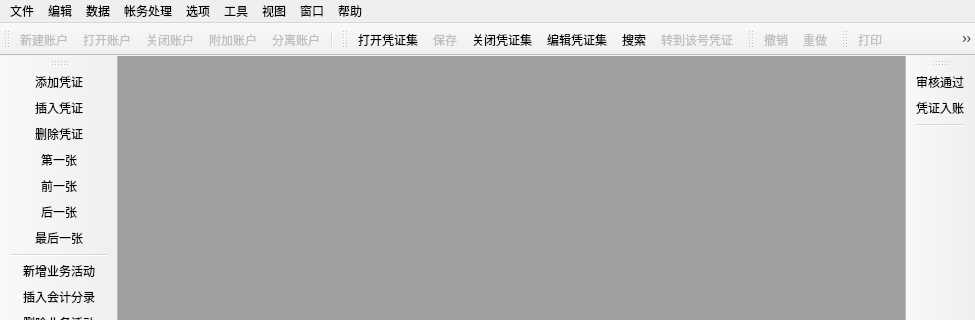
The window that forms/mainwindow.ui (wangkungit5905/PzAssistant) describes before a commit, drawn with Qt 5; both pictures show x 0 to 975 and y 0 to 320 of the 975 by 600 pixel window.
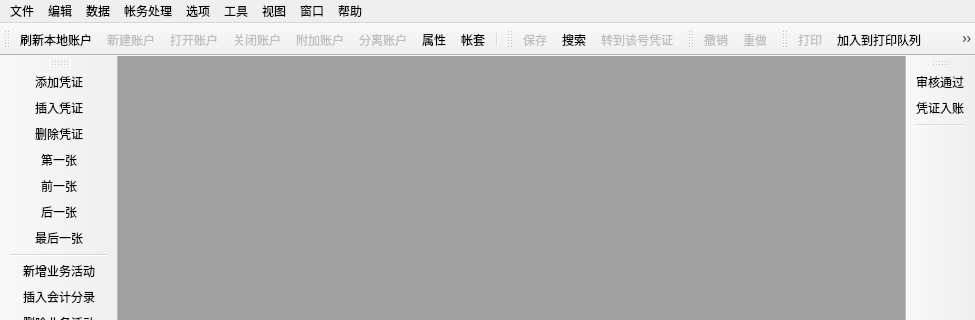
The same window after the commit. Icons and pictures are not drawn. Custom widgets are drawn as their Qt base class.

Commit message:
基本完善了账户配置对话框的各个标签页的配置功能
1、账户基本信息配置、账套配置、科目配置、开户行配置等
2、将账户的开账所需的期初数据配置加入到账户信息配置的新标签页，替换原有的基础数据配置类（由ApcData类负责）
3、提供新的余额显示功能（也由ApcData类提供），将余额显示子窗口作为账套类子窗口。

The edit to the form file:
```diff
--- a/forms/mainwindow.ui
+++ b/forms/mainwindow.ui
@@ -241,11 +241,14 @@
    <attribute name="toolBarBreak">
     <bool>false</bool>
    </attribute>
+   <addaction name="actRefreshActInfo"/>
    <addaction name="actCrtAccount"/>
    <addaction name="actOpenAccount"/>
    <addaction name="actCloseAccount"/>
    <addaction name="actImpActFromFile"/>
    <addaction name="actEmpActToFile"/>
+   <addaction name="actAccProperty"/>
+   <addaction name="actSuite"/>
    <addaction name="separator"/>
   </widget>
   <widget class="QToolBar" name="tbrPzEdit">
@@ -286,10 +289,7 @@
    <attribute name="toolBarBreak">
     <bool>false</bool>
    </attribute>
-   <addaction name="actOpenPzs"/>
    <addaction name="actSave"/>
-   <addaction name="actClosePzs"/>
-   <addaction name="actEditPzs"/>
    <addaction name="actSearch"/>
    <addaction name="actNaviToPz"/>
   </widget>
@@ -375,7 +375,10 @@
     <bool>true</bool>
    </property>
    <property name="text">
-    <string>刷新账户信息</string>
+    <string>刷新本地账户</string>
+   </property>
+   <property name="toolTip">
+    <string>重新载入保存在本地的账户</string>
    </property>
   </action>
   <action name="actImpActFromFile">
@@ -521,41 +524,6 @@
     <string>所有者权益变动表</string>
    </property>
   </action>
-  <action name="actEditPzs">
-   <property name="enabled">
-    <bool>true</bool>
-   </property>
-   <property name="icon">
-    <iconset resource="../imgers.qrc">
-     <normaloff>:/images/pzs_edit.png</normaloff>:/images/pzs_edit.png</iconset>
-   </property>
-   <property name="text">
-    <string>编辑凭证集</string>
-   </property>
-  </action>
-  <action name="actSubConfig">
-   <property name="enabled">
-    <bool>false</bool>
-   </property>
-   <property name="text">
-    <string>科目配置</string>
-   </property>
-   <property name="toolTip">
-    <string>配置科目的各种使用信息</string>
-   </property>
-  </action>
-  <action name="actClosePzs">
-   <property name="enabled">
-    <bool>true</bool>
-   </property>
-   <property name="icon">
-    <iconset resource="../imgers.qrc">
-     <normaloff>:/images/pzs_close.png</normaloff>:/images/pzs_close.png</iconset>
-   </property>
-   <property name="text">
-    <string>关闭凭证集</string>
-   </property>
-  </action>
   <action name="actAddPz">
    <property name="enabled">
     <bool>true</bool>
@@ -1072,18 +1040,6 @@
     <string>访问基本数据库</string>
    </property>
   </action>
-  <action name="actOpenPzs">
-   <property name="icon">
-    <iconset resource="../imgers.qrc">
-     <normaloff>:/images/pzs_open.png</normaloff>:/images/pzs_open.png</iconset>
-   </property>
-   <property name="text">
-    <string>打开凭证集</string>
-   </property>
-   <property name="toolTip">
-    <string>打开指定年月的凭证集合</string>
-   </property>
-  </action>
   <action name="actGdzcAdmin">
    <property name="text">
     <string>固定资产管理</string>
```
Left out of the diff: 30 changed lines with no effect on the pictures. The commit also changes 46 other files.
